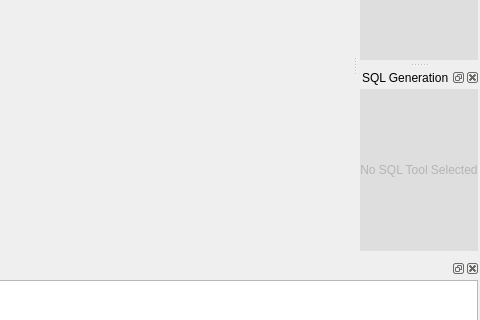
First picture: the form in GUI/pgdbatool/mainwindow.ui, repository marcotcal/PG-DBA-Tools, before the edit; both pictures show x 605 to 1085 and y 172 to 492 of the 1085 by 690 pixel window.
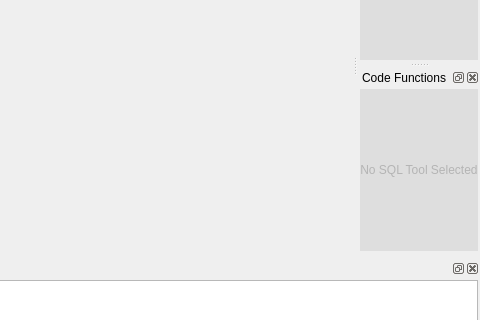
Second picture: the form after the edit. Icons and pictures are not drawn.

Commit message: List functions mechanism

```diff
--- a/GUI/pgdbatool/mainwindow.ui
+++ b/GUI/pgdbatool/mainwindow.ui
@@ -555,7 +555,7 @@
   </widget>
   <widget class="QDockWidget" name="dock_sql">
    <property name="windowTitle">
-    <string>SQL Generation</string>
+    <string>Code Functions</string>
    </property>
    <attribute name="dockWidgetArea">
     <number>2</number>
```
Left out of the diff: 29 changed lines with no effect on the pictures. The commit also changes 14 other files.
